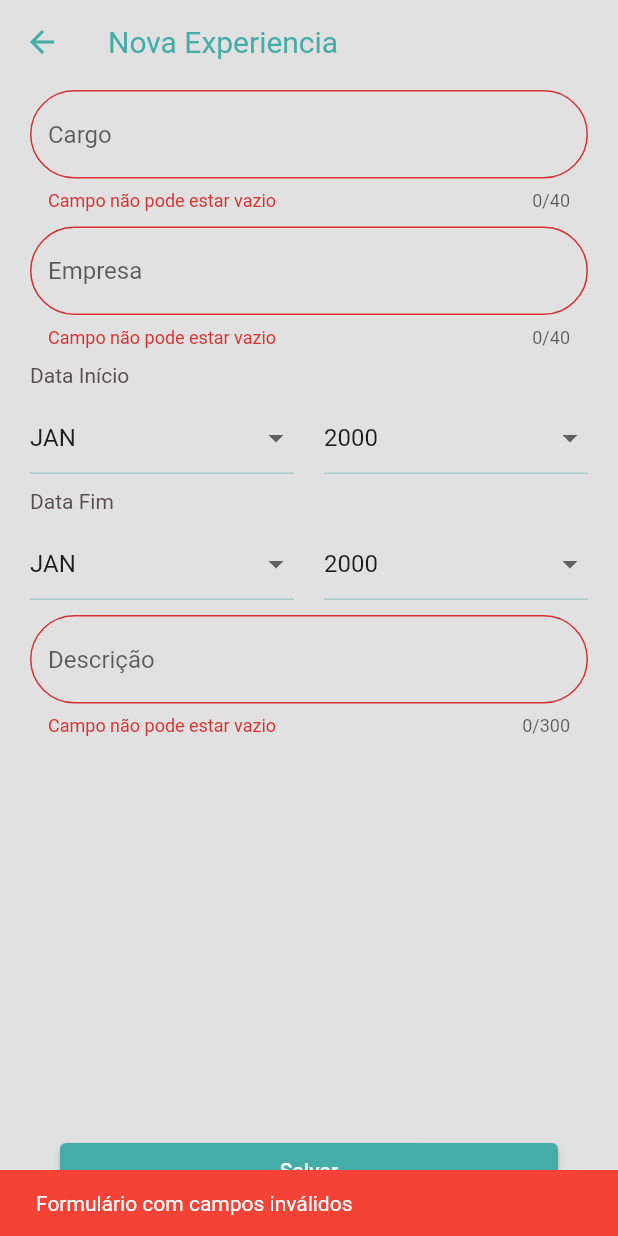
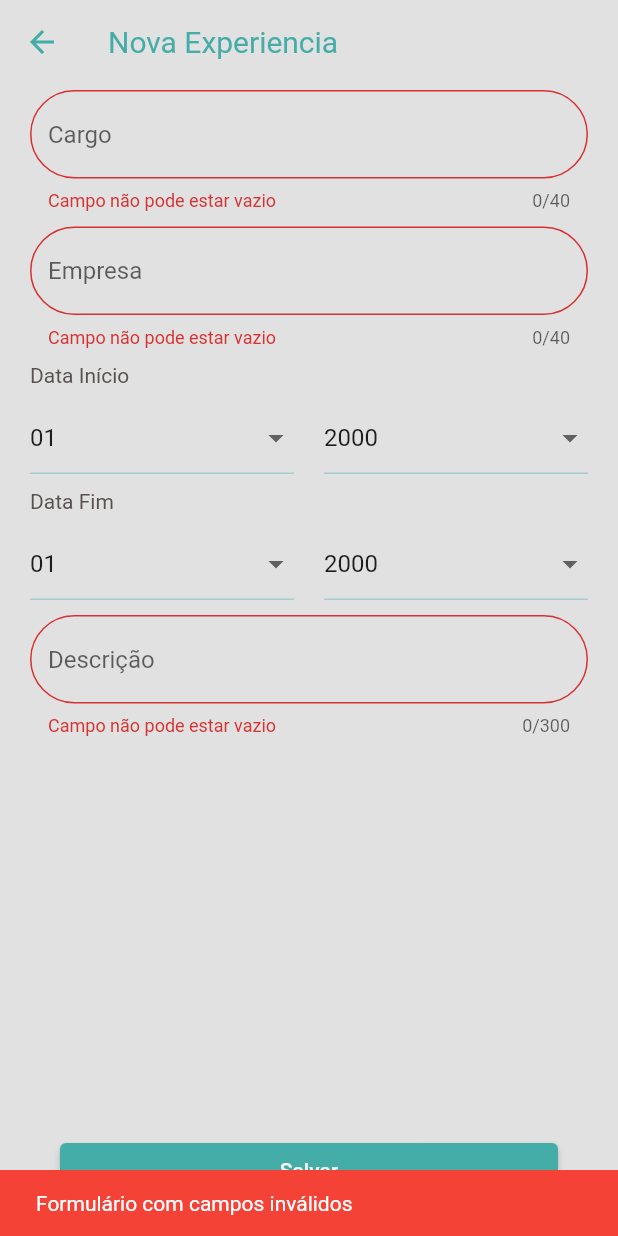
Before and after one commit to samuel-vieira/empregoaqui-app, a Flutter app: the ExperienciaFormWidget screen opened directly, after a tap on "Salvar", on a phone screen of 412 x 824 dp. Run offline on Flutter 3.47's test engine with Material 2 defaults, Android fonts, the phone set to English and light mode, and no system bars; our stand-ins replace cloud_firestore, either_dart, firebase_auth, firebase_core, get_it, go_router and 1 more; missing offline and left inert: asp; accounts and stored records are empty.

Commit message:
Atualizações na lista de competencias e experiencias para melhor feedback ao usuário

```diff
--- a/lib/feature/curriculo/controllers/atom/curriculo_atom.dart
+++ b/lib/feature/curriculo/controllers/atom/curriculo_atom.dart
@@ -23,6 +23,8 @@ final novaExperienciaAtom = Atom<Experiencia>(
 );
 final experienciaToUpdate = Atom<Map<String, dynamic>>({});
 final errorOnAddExperiencia = Atom<bool>(false);
+final loadingExperiencia = Atom<bool>(false);
+final loadingCompetencia = Atom<bool>(false);
 
 // Actions
 final fetchCurriculoState = Atom.action();
--- a/lib/feature/curriculo/widgets/experiencia_form_widget.dart
+++ b/lib/feature/curriculo/widgets/experiencia_form_widget.dart
@@ -21,19 +21,21 @@ class ExperienciaFormWidget extends StatefulWidget {
 class _ExperienciaFormWidgetState extends State<ExperienciaFormWidget> {
   final GlobalKey<FormState> key = GlobalKey();
 
+  final DateTime data = DateTime.now();
+
   final _meses = [
-    'JAN',
-    'FEV',
-    'MAR',
-    'ABR',
-    'MAI',
-    'JUN',
-    'JUL',
-    'AGO',
-    'SET',
-    'OUT',
-    'NOV',
-    'DEZ',
+    '01',
+    '02',
+    '03',
+    '04',
+    '05',
+    '06',
+    '07',
+    '08',
+    '09',
+    '10',
+    '11',
+    '12',
   ];
 
   final _anos = [
@@ -93,11 +95,11 @@ class _ExperienciaFormWidgetState extends State<ExperienciaFormWidget> {
     '2023',
   ];
 
-  String dropMesInicioValue = 'JAN';
+  String dropMesInicioValue = '01';
 
   String dropAnoInicioValue = '2000';
 
-  String dropMesFimValue = 'JAN';
+  String dropMesFimValue = '01';
 
   String dropAnoFimValue = '2000';
 
@@ -229,6 +231,15 @@ class _ExperienciaFormWidgetState extends State<ExperienciaFormWidget> {
                           onChanged: (value) =>
                               dropMesFimValue = value.toString(),
                           value: dropMesFimValue,
+                          validator: (value) {
+                            if (value != null &&
+                                int.parse(value) > data.month &&
+                                int.parse(dropAnoFimValue) == data.year) {
+                              return 'Data inválida';
+                            }
+
+                            return null;
+                          },
                         ),
                       ),
                       const SizedBox(
--- a/lib/feature/home/controllers/reducers/aplicacao_reducer.dart
+++ b/lib/feature/home/controllers/reducers/aplicacao_reducer.dart
@@ -83,6 +83,7 @@ class AplicacaoReducer extends Reducer {
         debugPrint(left.toString());
       },
       (right) {
+        aplicacaoStatus.value = AplicacaoStatus.successOnRemove;
         fetchAplicacoesState.call();
         routes.pop();
       },
```
Also changed, not shown: lib/feature/curriculo/controllers/reducer/curriculo_reducer.dart (+7 -0 lines), lib/feature/curriculo/page/dados_pessoais_page.dart (+10 -2 lines), lib/feature/curriculo/widgets/competencias_list.dart (+8 -1 lines), lib/feature/curriculo/widgets/experiencia_list.dart (+8 -1 lines), lib/feature/vagas/page/vaga_details_page.dart (+53 -51 lines), lib/main.dart (+9 -0 lines).
